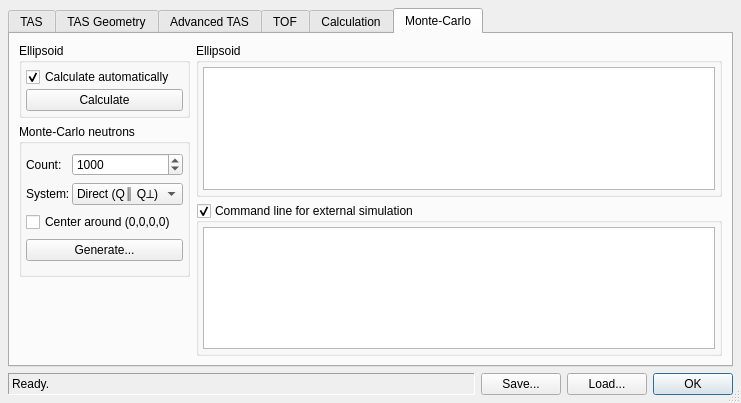
Before: the Qt Designer form ui/reso.ui in tweber-ill/frm_mirror-takin1, drawn with Qt 5.
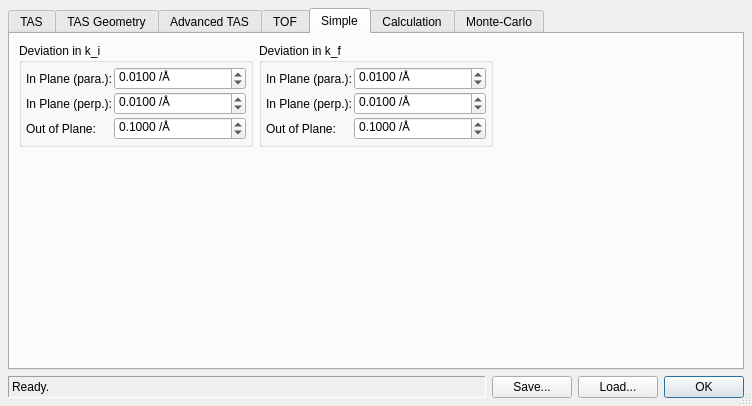
After: the same form once the commit is applied. The open tabs and pages were chosen to show the change.

Diff of the .ui file:
```diff
--- a/ui/reso.ui
+++ b/ui/reso.ui
@@ -6,8 +6,8 @@
    <rect>
     <x>0</x>
     <y>0</y>
-    <width>741</width>
-    <height>395</height>
+    <width>752</width>
+    <height>406</height>
    </rect>
   </property>
   <property name="windowTitle">
@@ -2338,6 +2338,200 @@
        </item>
       </layout>
      </widget>
+     <widget class="QWidget" name="tab">
+      <attribute name="title">
+       <string>Simple</string>
+      </attribute>
+      <layout class="QGridLayout" name="gridLayout_16">
+       <item row="0" column="0">
+        <widget class="QGroupBox" name="groupBox_26">
+         <property name="title">
+          <string>Deviation in k_i</string>
+         </property>
+         <layout class="QFormLayout" name="formLayout_7">
+          <property name="horizontalSpacing">
+           <number>2</number>
+          </property>
+          <property name="verticalSpacing">
+           <number>2</number>
+          </property>
+          <property name="margin">
+           <number>4</number>
+          </property>
+          <item row="0" column="0">
+           <widget class="QLabel" name="label_4">
+            <property name="text">
+             <string>In Plane (para.):</string>
+            </property>
+           </widget>
+          </item>
+          <item row="0" column="1">
+           <widget class="QDoubleSpinBox" name="spinSigKi">
+            <property name="suffix">
+             <string> /Å</string>
+            </property>
+            <property name="decimals">
+             <number>4</number>
+            </property>
+            <property name="singleStep">
+             <double>0.010000000000000</double>
+            </property>
+            <property name="value">
+             <double>0.010000000000000</double>
+            </property>
+           </widget>
+          </item>
+          <item row="1" column="0">
+           <widget class="QLabel" name="label_4_2">
+            <property name="text">
+             <string>In Plane (perp.):</string>
+            </property>
+           </widget>
+          </item>
+          <item row="1" column="1">
+           <widget class="QDoubleSpinBox" name="spinSigKi_perp">
+            <property name="suffix">
+             <string> /Å</string>
+            </property>
+            <property name="decimals">
+             <number>4</number>
+            </property>
+            <property name="singleStep">
+             <double>0.010000000000000</double>
+            </property>
+            <property name="value">
+             <double>0.010000000000000</double>
+            </property>
+           </widget>
+          </item>
+          <item row="2" column="0">
+           <widget class="QLabel" name="label_5">
+            <property name="text">
+             <string>Out of Plane:</string>
+            </property>
+           </widget>
+          </item>
+          <item row="2" column="1">
+           <widget class="QDoubleSpinBox" name="spinSigKi_z">
+            <property name="suffix">
+             <string> /Å</string>
+            </property>
+            <property name="decimals">
+             <number>4</number>
+            </property>
+            <property name="singleStep">
+             <double>0.010000000000000</double>
+            </property>
+            <property name="value">
+             <double>0.100000000000000</double>
+            </property>
+           </widget>
+          </item>
+         </layout>
+        </widget>
+       </item>
+       <item row="0" column="1">
+        <widget class="QGroupBox" name="groupBox_27">
+         <property name="title">
+          <string>Deviation in k_f</string>
+         </property>
+         <layout class="QFormLayout" name="formLayout_9">
+          <property name="horizontalSpacing">
+           <number>2</number>
+          </property>
+          <property name="verticalSpacing">
+           <number>2</number>
+          </property>
+          <property name="margin">
+           <number>4</number>
+          </property>
+          <item row="0" column="0">
+           <widget class="QLabel" name="label_6">
+            <property name="text">
+             <string>In Plane (para.):</string>
+            </property>
+           </widget>
+          </item>
+          <item row="0" column="1">
+           <widget class="QDoubleSpinBox" name="spinSigKf">
+            <property name="suffix">
+             <string> /Å</string>
+            </property>
+            <property name="decimals">
+             <number>4</number>
+            </property>
+            <property name="singleStep">
+             <double>0.010000000000000</double>
+            </property>
+            <property name="value">
+             <double>0.010000000000000</double>
+            </property>
+           </widget>
+          </item>
+          <item row="1" column="0">
+           <widget class="QLabel" name="label_6_2">
+            <property name="text">
+             <string>In Plane (perp.):</string>
+            </property>
+           </widget>
+          </item>
+          <item row="1" column="1">
+           <widget class="QDoubleSpinBox" name="spinSigKf_perp">
+            <property name="suffix">
+             <string> /Å</string>
+            </property>
+            <property name="decimals">
+             <number>4</number>
+            </property>
+            <property name="singleStep">
+             <double>0.010000000000000</double>
+            </property>
+            <property name="value">
+             <double>0.010000000000000</double>
+            </property>
+           </widget>
+          </item>
+          <item row="2" column="0">
+           <widget class="QLabel" name="label_7">
+            <property name="text">
+             <string>Out of Plane:</string>
+            </property>
+           </widget>
+          </item>
+          <item row="2" column="1">
+           <widget class="QDoubleSpinBox" name="spinSigKf_z">
+            <property name="suffix">
+             <string> /Å</string>
+            </property>
+            <property name="decimals">
+             <number>4</number>
+            </property>
+            <property name="singleStep">
+             <double>0.010000000000000</double>
+            </property>
+            <property name="value">
+             <double>0.100000000000000</double>
+            </property>
+           </widget>
+          </item>
+         </layout>
+        </widget>
+       </item>
+       <item row="1" column="0" colspan="3">
+        <spacer name="verticalSpacer_5">
+         <property name="orientation">
+          <enum>Qt::Vertical</enum>
+         </property>
+         <property name="sizeHint" stdset="0">
+          <size>
+           <width>488</width>
+           <height>225</height>
+          </size>
+         </property>
+        </spacer>
+       </item>
+      </layout>
+     </widget>
      <widget class="QWidget" name="tabCalc">
       <attribute name="title">
        <string>Calculation</string>
@@ -2570,21 +2764,21 @@
             </property>
            </widget>
           </item>
-          <item row="4" column="0" colspan="2">
+          <item row="5" column="0" colspan="2">
            <widget class="QPushButton" name="btnMCGenerate">
             <property name="text">
              <string>Generate...</string>
             </property>
            </widget>
           </item>
-          <item row="2" column="0" colspan="2">
+          <item row="3" column="0" colspan="2">
            <widget class="QCheckBox" name="checkMCCenter">
             <property name="text">
              <string>Center around (0,0,0,0)</string>
             </property>
            </widget>
           </item>
-          <item row="1" column="1">
+          <item row="2" column="1">
            <widget class="QComboBox" name="comboMCCoords">
             <property name="sizePolicy">
              <sizepolicy hsizetype="Expanding" vsizetype="Fixed">
@@ -2609,7 +2803,7 @@
             </item>
            </widget>
           </item>
-          <item row="1" column="0">
+          <item row="2" column="0">
            <widget class="QLabel" name="label_3">
             <property name="sizePolicy">
              <sizepolicy hsizetype="Minimum" vsizetype="Preferred">
```
Left out of the diff: 29 changed lines with no effect on the pictures.
